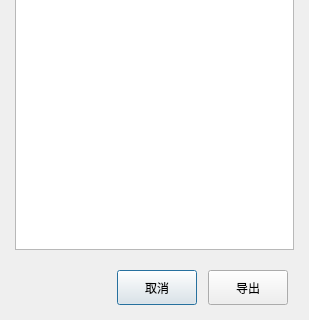
First picture: the form in Qt/ERP/dialoggoodsoutrecordprint.ui, repository superp2017/NTERP, before the edit; both pictures show x 0 to 309 and y 297 to 617 of the 309 by 617 pixel window.
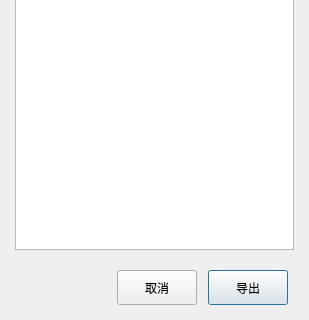
Second picture: the form after the edit.

What changed in the file:
```diff
--- a/Qt/ERP/dialoggoodsoutrecordprint.ui
+++ b/Qt/ERP/dialoggoodsoutrecordprint.ui
@@ -77,6 +77,9 @@
        <property name="text">
         <string>取消</string>
        </property>
+       <property name="autoDefault">
+        <bool>false</bool>
+       </property>
       </widget>
      </item>
      <item>
```
